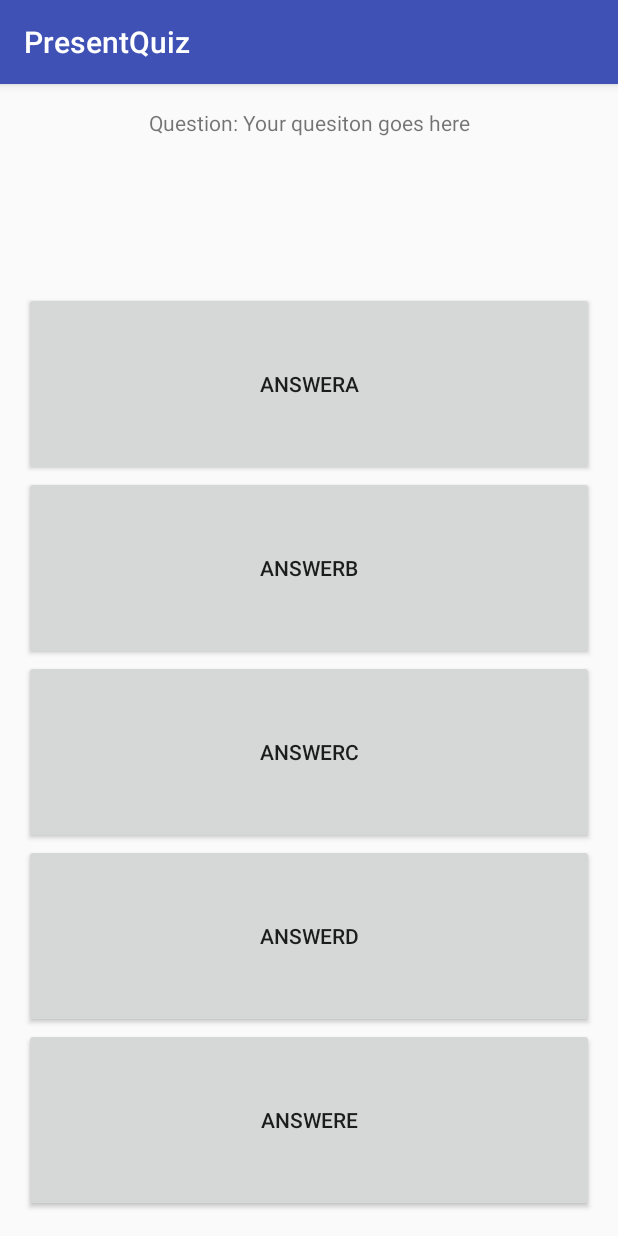
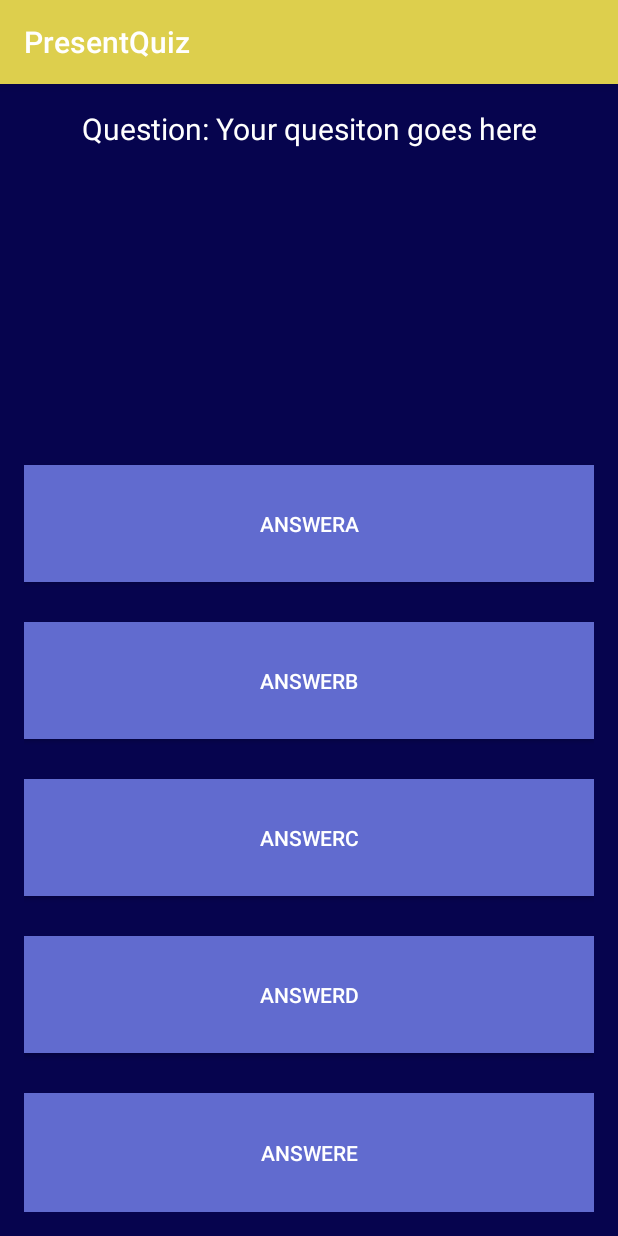
Before and after one commit to ccox04/CS3714_Spring17, an Android app: the MultipleChoiceActivity screen opened directly, with no data from a screen before it, on a phone screen of 412 x 824 dp. Run offline under Robolectric (Android 15) with nearby library versions, the phone set to English and light mode, and no system bars.

```diff
--- a/PresentQuiz/app/src/main/res/layout/activity_multiple_choice.xml
+++ b/PresentQuiz/app/src/main/res/layout/activity_multiple_choice.xml
@@ -8,56 +8,98 @@
     android:paddingLeft="@dimen/activity_horizontal_margin"
     android:paddingRight="@dimen/activity_horizontal_margin"
     android:paddingTop="@dimen/activity_vertical_margin"
+    android:background="@color/background"
     tools:context="com.example.ccox04.presentquiz.MultipleChoiceActivity">
 
     <LinearLayout
         android:layout_width="match_parent"
         android:layout_height="match_parent"
-        android:orientation="vertical">
+        android:orientation="vertical"
+        android:weightSum="13">
 
         <TextView
             android:layout_width="match_parent"
-            android:layout_height="50dp"
+            android:layout_height="wrap_content"
             android:text="Question: Your quesiton goes here"
+            android:textSize="20dp"
             android:id="@+id/question_mcTextView"
-            android:layout_weight="1"
-            android:textAlignment="center" />
+            android:layout_weight="7"
+            android:textAlignment="center"
+            android:background="@color/background"
+            android:textColor="@android:color/white"/>
 
         <Button
             android:layout_width="match_parent"
-            android:layout_height="50dp"
+            android:layout_height="wrap_content"
             android:id="@+id/answerAButtonMC"
             android:layout_weight="1"
             android:text="answerA"
-            android:onClick="onClickAnswerA"/>
+            android:onClick="onClickAnswerA"
+            android:textColor="@android:color/white"
+            android:background="@color/colorAccent" />
+        <TextView
+            android:layout_width="match_parent"
+            android:layout_height="wrap_content"
+            android:layout_weight="0.25"
+            android:clickable="false"/>
+
         <Button
             android:layout_width="match_parent"
-            android:layout_height="50dp"
+            android:layout_height="wrap_content"
             android:id="@+id/answerBButtonMC"
             android:layout_weight="1"
             android:text="answerB"
-            android:onClick="onClickAnswerB"/>
+            android:onClick="onClickAnswerB"
+            android:textColor="@android:color/white"
+            android:background="@color/colorAccent"/>
+
+        <TextView
+            android:layout_width="match_parent"
+            android:layout_height="wrap_content"
+            android:layout_weight="0.25"
+            android:clickable="false"/>
+
         <Button
             android:layout_width="match_parent"
-            android:layout_height="50dp"
+            android:layout_height="wrap_content"
             android:id="@+id/answerCButtonMC"
             android:layout_weight="1"
             android:text="answerC"
-            android:onClick="onClickAnswerC"/>
+            android:onClick="onClickAnswerC"
+            android:textColor="@android:color/white"
+            android:background="@color/colorAccent"/>
+
+        <TextView
+            android:layout_width="match_parent"
+            android:layout_height="wrap_content"
+            android:layout_weight="0.25"
+            android:clickable="false"/>
+
         <Button
             android:layout_width="match_parent"
-            android:layout_height="50dp"
+            android:layout_height="wrap_content"
             android:id="@+id/answerDButtonMC"
             android:layout_weight="1"
             android:text="answerD"
-            android:onClick="onClickAnswerD"/>
+            android:onClick="onClickAnswerD"
+            android:textColor="@android:color/white"
+            android:background="@color/colorAccent"/>
+
+        <TextView
+            android:layout_width="match_parent"
+            android:layout_height="wrap_content"
+            android:layout_weight="0.25"
+            android:clickable="false"/>
+
         <Button
             android:layout_width="match_parent"
-            android:layout_height="50dp"
+            android:layout_height="wrap_content"
             android:id="@+id/answerEButtonMC"
             android:layout_weight="1"
             android:text="answerE"
-            android:onClick="onClickAnswerE"/>
+            android:onClick="onClickAnswerE"
+            android:textColor="@android:color/white"
+            android:background="@color/colorAccent"/>
 
     </LinearLayout>
 
--- a/PresentQuiz/app/src/main/res/values/colors.xml
+++ b/PresentQuiz/app/src/main/res/values/colors.xml
@@ -1,6 +1,8 @@
 <?xml version="1.0" encoding="utf-8"?>
 <resources>
-    <color name="colorPrimary">#3F51B5</color>
-    <color name="colorPrimaryDark">#303F9F</color>
-    <color name="colorAccent">#FF4081</color>
+    <color name="colorPrimary">#ddcf4d</color>
+    <color name="colorPrimaryDark">#ddcf4d</color>
+    <color name="colorAccent">#616bcf</color>
+    <color name="hint">#FFB4BAF2</color>
+    <color name ="background">#ff06044e</color>
 </resources>
```
Also changed, not shown: PresentQuiz/app/src/main/AndroidManifest.xml (+8 -3 lines), PresentQuiz/app/src/main/java/com/example/ccox04/presentquiz/MainActivity.java (+41 -28 lines), PresentQuiz/app/src/main/java/com/example/ccox04/presentquiz/QuizInfo.java (+9 -1 lines), PresentQuiz/app/src/main/java/com/example/ccox04/presentquiz/Results.java (added, +71 -0 lines), PresentQuiz/app/src/main/res/layout/activity_main.xml (+23 -18 lines), PresentQuiz/app/src/main/res/layout/activity_results.xml (added, +52 -0 lines), PresentQuiz/app/src/main/res/layout/activity_short_answer.xml (+19 -6 lines), PresentQuiz/app/src/main/res/drawable/amazing.png (added), PresentQuiz/app/src/main/res/drawable/bad.png (added), PresentQuiz/app/src/main/res/drawable/close.png (added), PresentQuiz/app/src/main/res/drawable/good.png (added).
